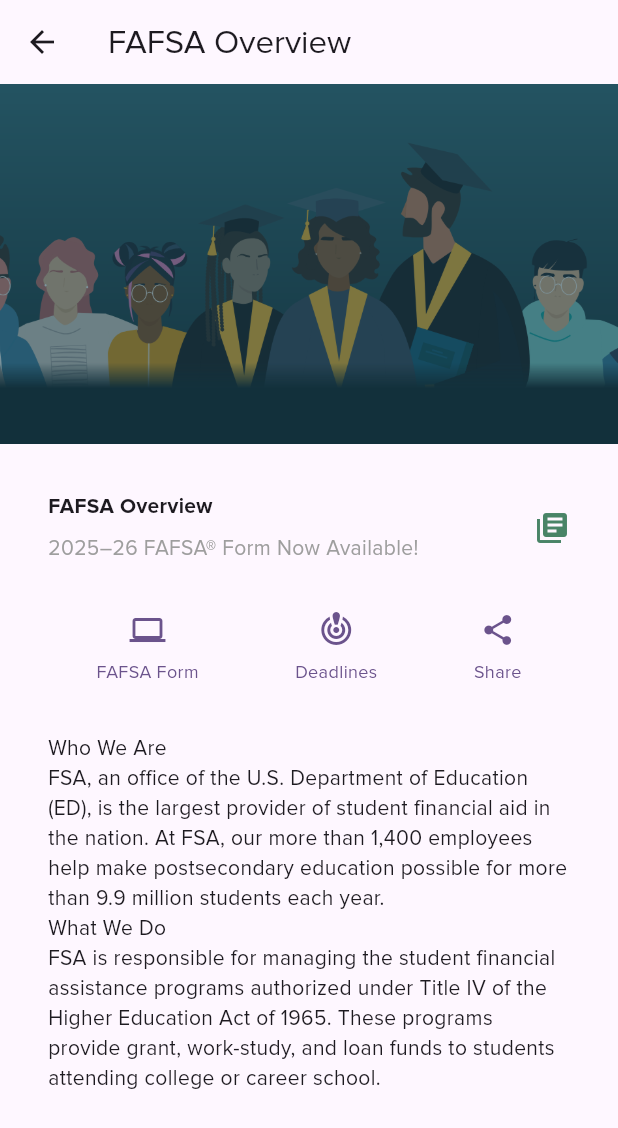
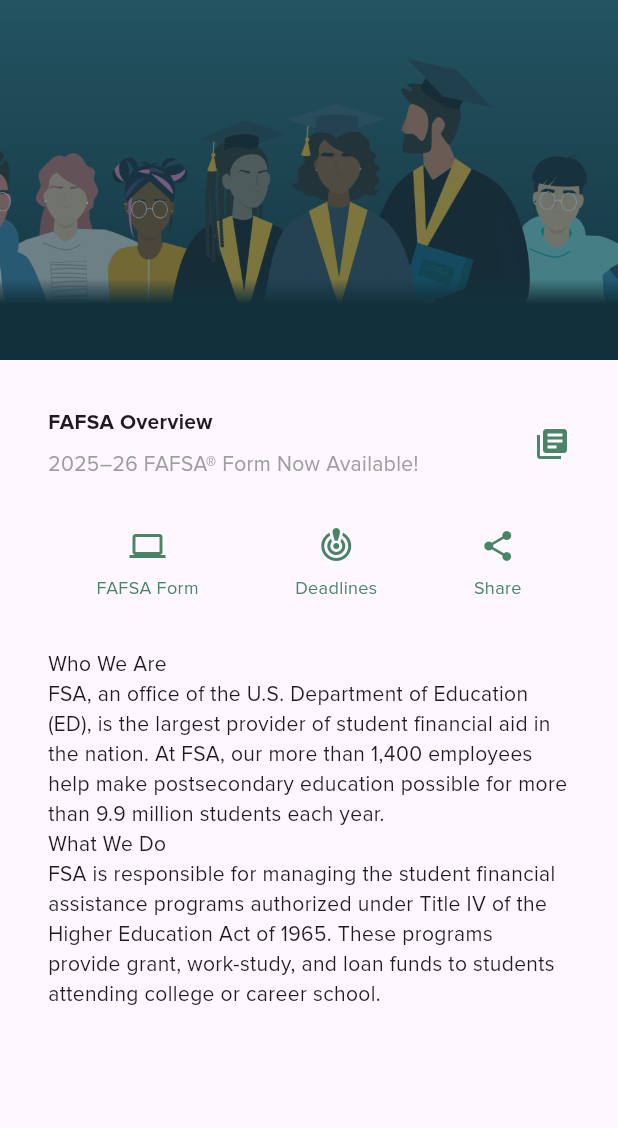
Before and after one commit to maureensanchez99/financial_awareness, a Flutter app: the FafsaOverview screen opened directly, on a phone screen of 412 x 824 dp. Shown: the top 1128 px of the screen. Run offline on Flutter 3.47's test engine with Material 3 defaults, Android fonts, the phone set to English and light mode, and no system bars.

Commit message:
App Bar & Icon Colors

```diff
--- a/lib/pages/fafsa_overview.dart
+++ b/lib/pages/fafsa_overview.dart
@@ -12,7 +12,7 @@
 
   @override
   Widget build(BuildContext context) {
-    final Color color = Theme.of(context).primaryColor;
+    final Color color = Color(0xFF498467);
     return SizedBox(
       child: Row(
         mainAxisAlignment: MainAxisAlignment.spaceEvenly,
@@ -98,7 +98,7 @@
   @override
   Widget build(BuildContext context) {
     return Scaffold(
-      appBar: AppBar(title: const Text('FAFSA Overview')),
+      //appBar: AppBar(title: const Text('FAFSA Overview')),
       body: const SingleChildScrollView(child: Column(
           children: [
               ImageSection(
```
